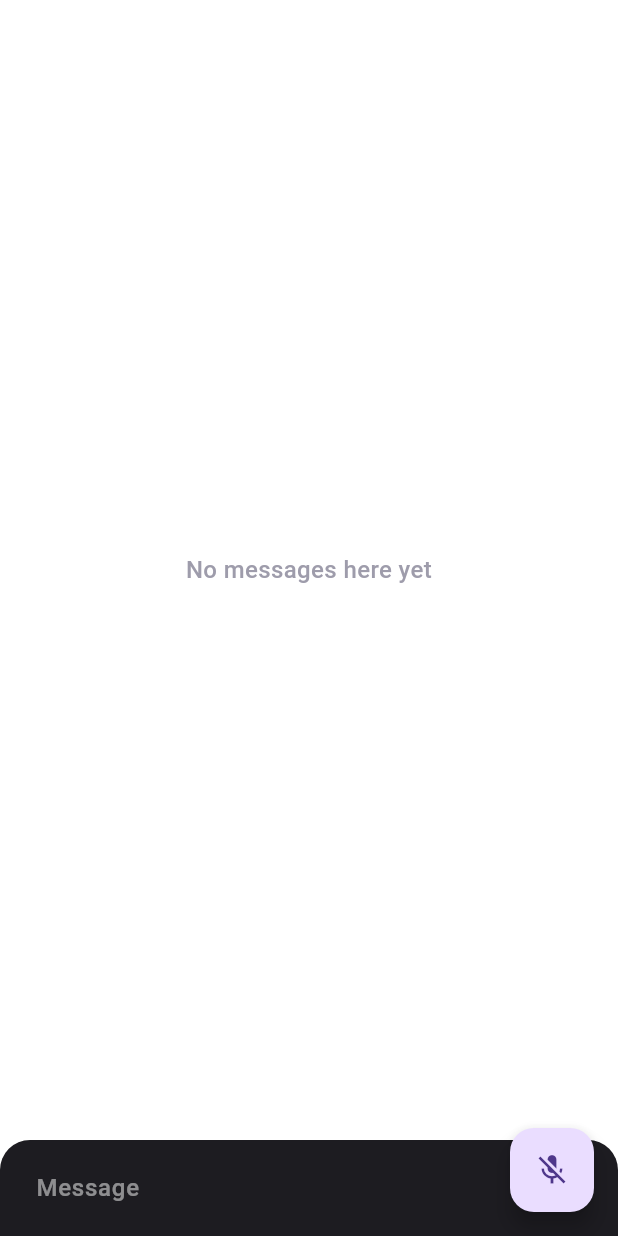
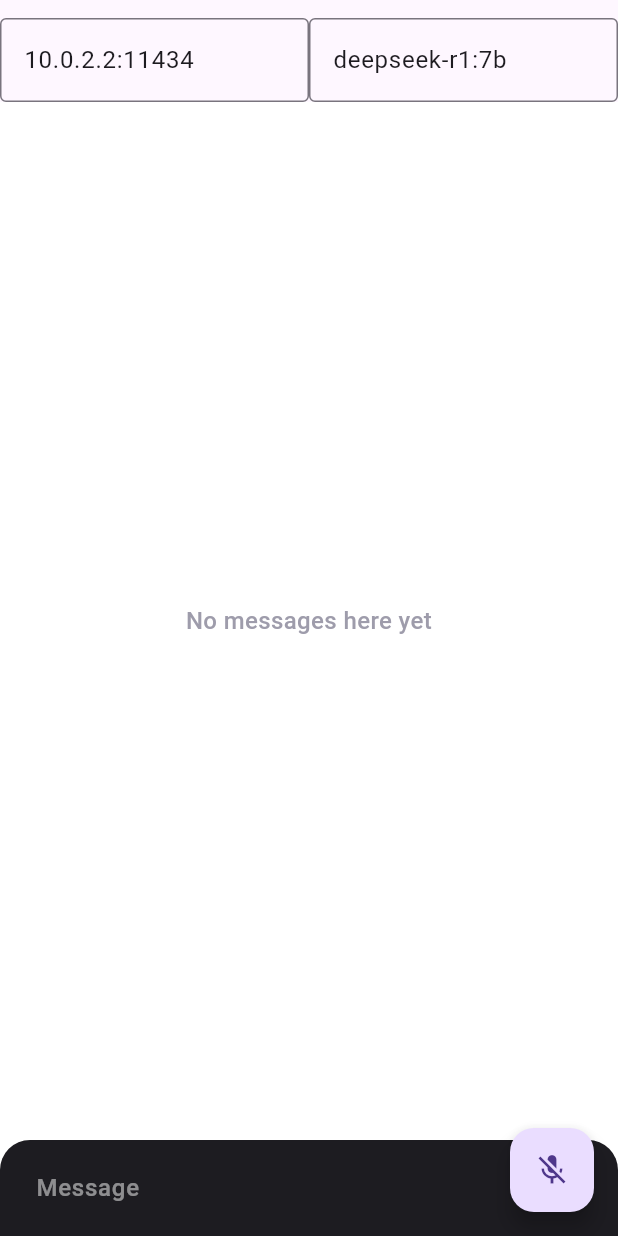
Before and after one commit to l0nkDev/themis, a Flutter app: the screen it shows after launch, on a phone screen of 412 x 824 dp. Run offline on Flutter 3.47's test engine with Material 3 defaults, Android fonts, the phone set to English and light mode, and no system bars; our stand-ins replace flutter_chat_types, flutter_chat_ui, flutter_tts, speech_to_text.

Commit message:
retoques innecesarios vaya perdida de tiempo

```diff
--- a/lib/main.dart
+++ b/lib/main.dart
@@ -43,15 +43,22 @@ class _MyHomePageState extends State<MyHomePage> {
   final _ai = const types.User(id: '82091008-a586-4a89-ae75-a22bf8d6f3ac');
   late Tts tts = Tts();
 
+  late TextEditingController _ip = TextEditingController();
+  late TextEditingController _model = TextEditingController();
+
   stt.SpeechToText _speechToText = stt.SpeechToText();
   bool speechEnabled = false;
+  String _responseContent = "";
   String _lastWords = '';
+  late var _streamDisplay;
 
   @override
   initState() {
     super.initState();
     tts.init();
     _initSpeech();
+    _ip.value = TextEditingValue(text: "10.0.2.2:11434");
+    _model.value = TextEditingValue(text: "deepseek-r1:7b");
   }
 
     void changedLanguageDropDownItem(String? selectedType) {
@@ -104,10 +111,42 @@ class _MyHomePageState extends State<MyHomePage> {
 
   @override
   Widget build(BuildContext context) => Scaffold(
-        body: Chat(
+        body: Padding(
+          padding: const EdgeInsets.only(top: 12.0),
+          child: Column(
+            children: [
+              Row(
+                children: [
+                  Expanded(child:
+                    TextField(
+                      controller: _ip,
+                      decoration:
+                        InputDecoration(
+                          border: OutlineInputBorder()
+                        ),
+                    )
+                  ),
+                  Expanded(
+                    child:
+                      TextField(
+                        controller: _model,
+                        decoration:
+                          InputDecoration(
+                            border: OutlineInputBorder()
+                          ),
+                      )
+                    ),
+                ],
+              ),
+              Expanded(
+                child: Chat(
                   messages: _messages,
                   onSendPressed: _handleSendPressed,
                   user: _user,
+                ),
+              ),
+            ],
+          ),
         ),
         floatingActionButton: FloatingActionButton(
           onPressed:
@@ -150,11 +189,11 @@ class _MyHomePageState extends State<MyHomePage> {
   Future<void> makeRequest(String text) async {
     print("sending '${text}' as request...");
     print("receiving response");
-    var response = await http.post(Uri.http('10.0.2.2:11434','api/chat'),
-    body:
+    var request = http.Request("POST", Uri.http(_ip.value.text,'api/chat'));
+    request.body =
     '''
       {
-        "model": "deepseek-r1:7b",
+        "model": "${_model.value.text}",
         "messages": [
           {
             "role": "system",
@@ -164,16 +203,28 @@ class _MyHomePageState extends State<MyHomePage> {
             "role": "user",
             "content": "$text"
           }
-        ],
-        "stream": false
+        ]
       }
-    '''
-    );
-    var decodedResponse = jsonDecode(utf8.decode(response.bodyBytes)) as Map;
-    print(decodedResponse);
-    String res = decodedResponse['message']['content'].split('</think>')[1].substring(2);
-    _addAnswer(res);
-    tts.newVoiceText = res;
+    ''';
+    var response = await request.send();
+    _responseContent = "";
+    _addAnswer("Cargando...");
+    response.stream.listen(_streamedResponseListen, onDone: _streamedResponseOnDone);
+    //tts.newVoiceText = res;
+    //tts.run();
+  }
+
+  void _streamedResponseListen(List<int> stream) {
+    var json = jsonDecode(utf8.decode(stream)) as Map;
+    _responseContent += json['message']['content'];
+    print(_responseContent);
+  }
+
+  void _streamedResponseOnDone() {
+    _responseContent = _responseContent.split('</think>')[1].substring(2);
+    _addAnswer(_responseContent);
+    _messages.removeAt(1);
+    tts.newVoiceText = _responseContent;
     tts.run();
   }
 }
```
Lines whose indentation alone changed are shown as unchanged.
